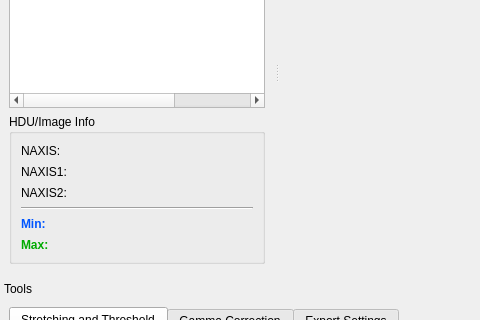
Above: mainwindow.ui from surhh/nfitsview before the change; both pictures show x 0 to 480 and y 177 to 497 of the 1300 by 720 pixel window. Below: the same form after it.
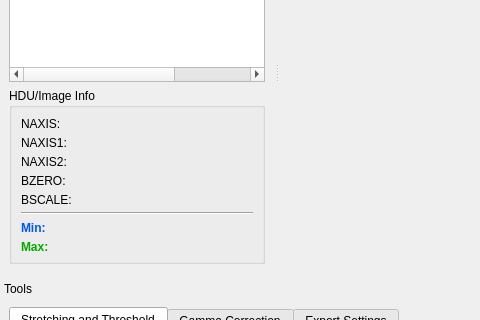
That is the form after the change. Icons and pictures are not drawn. Custom widgets are drawn as their Qt base class.

```diff
--- a/mainwindow.ui
+++ b/mainwindow.ui
@@ -205,7 +205,7 @@
             <bool>false</bool>
            </property>
            <layout class="QGridLayout" name="gridLayout_5">
-            <item row="6" column="0">
+            <item row="8" column="0">
              <layout class="QVBoxLayout" name="verticalLayoutHDUInfo_5">
               <item>
                <widget class="QLabel" name="labelMAXValue">
@@ -235,43 +235,24 @@
               </item>
              </layout>
             </item>
-            <item row="4" column="0">
+            <item row="3" column="0">
+             <layout class="QVBoxLayout" name="verticalLayoutHDUInfo_3">
+              <item>
+               <widget class="QLabel" name="labelNAXIS2">
+                <property name="text">
+                 <string>NAXIS2: </string>
+                </property>
+               </widget>
+              </item>
+             </layout>
+            </item>
+            <item row="6" column="0">
              <widget class="Line" name="horizontalLine">
               <property name="orientation">
                <enum>Qt::Horizontal</enum>
               </property>
              </widget>
             </item>
-            <item row="3" column="0">
-             <layout class="QVBoxLayout" name="verticalLayoutHDUInfo_3">
-              <item>
-               <widget class="QLabel" name="labelNAXIS2">
-                <property name="text">
-                 <string>NAXIS2: </string>
-                </property>
-               </widget>
-              </item>
-             </layout>
-            </item>
-            <item row="5" column="0">
-             <layout class="QVBoxLayout" name="verticalLayoutHDUInfo_4">
-              <item>
-               <widget class="QLabel" name="labelMINValue">
-                <property name="font">
-                 <font>
-                  <bold>true</bold>
-                 </font>
-                </property>
-                <property name="styleSheet">
-                 <string notr="true">color: rgb(0, 85, 255);</string>
-                </property>
-                <property name="text">
-                 <string>Min:</string>
-                </property>
-               </widget>
-              </item>
-             </layout>
-            </item>
             <item row="1" column="0">
              <layout class="QVBoxLayout" name="verticalLayoutHDUInfo_2">
               <item>
@@ -283,6 +264,47 @@
               </item>
              </layout>
             </item>
+            <item row="4" column="0">
+             <layout class="QVBoxLayout" name="verticalLayoutHDUInfo_6">
+              <item>
+               <widget class="QLabel" name="labelBZERO">
+                <property name="text">
+                 <string>BZERO:</string>
+                </property>
+               </widget>
+              </item>
+             </layout>
+            </item>
+            <item row="7" column="0">
+             <layout class="QVBoxLayout" name="verticalLayoutHDUInfo_4">
+              <item>
+               <widget class="QLabel" name="labelMINValue">
+                <property name="font">
+                 <font>
+                  <bold>true</bold>
+                 </font>
+                </property>
+                <property name="styleSheet">
+                 <string notr="true">color: rgb(0, 85, 255);</string>
+                </property>
+                <property name="text">
+                 <string>Min:</string>
+                </property>
+               </widget>
+              </item>
+             </layout>
+            </item>
+            <item row="5" column="0">
+             <layout class="QVBoxLayout" name="verticalLayoutHDUInfo_7">
+              <item>
+               <widget class="QLabel" name="labelBSCALE">
+                <property name="text">
+                 <string>BSCALE:</string>
+                </property>
+               </widget>
+              </item>
+             </layout>
+            </item>
            </layout>
           </widget>
          </item>
```
